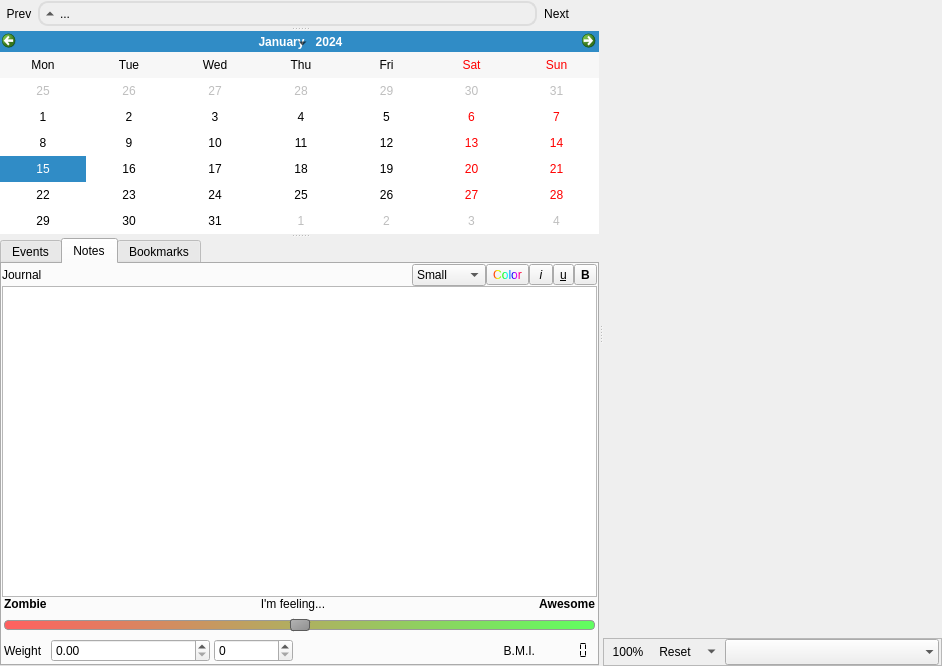
Before: the Qt Designer form sleepyhead/daily.ui in sbonaime/sleepyhead-code., drawn with Qt 5.
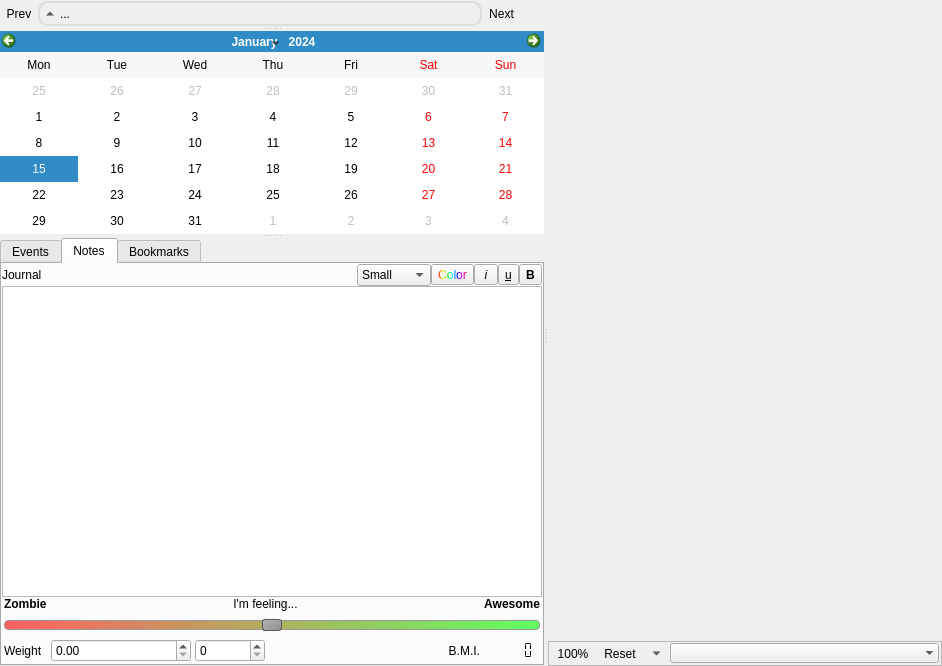
After: the same form once the commit is applied. Icons and pictures are not drawn.

Commit message: Some windows stylesheet fixes

Diff of the .ui file:
```diff
--- a/sleepyhead/daily.ui
+++ b/sleepyhead/daily.ui
@@ -1032,7 +1032,7 @@
              <string notr="true"/>
             </property>
             <property name="sizeAdjustPolicy">
-             <enum>QComboBox::AdjustToMinimumContentsLengthWithIcon</enum>
+             <enum>QComboBox::AdjustToContentsOnFirstShow</enum>
             </property>
             <property name="iconSize">
              <size>
```
Left out of the diff: 67 changed lines with no effect on the pictures. The commit also changes 3 other files.
